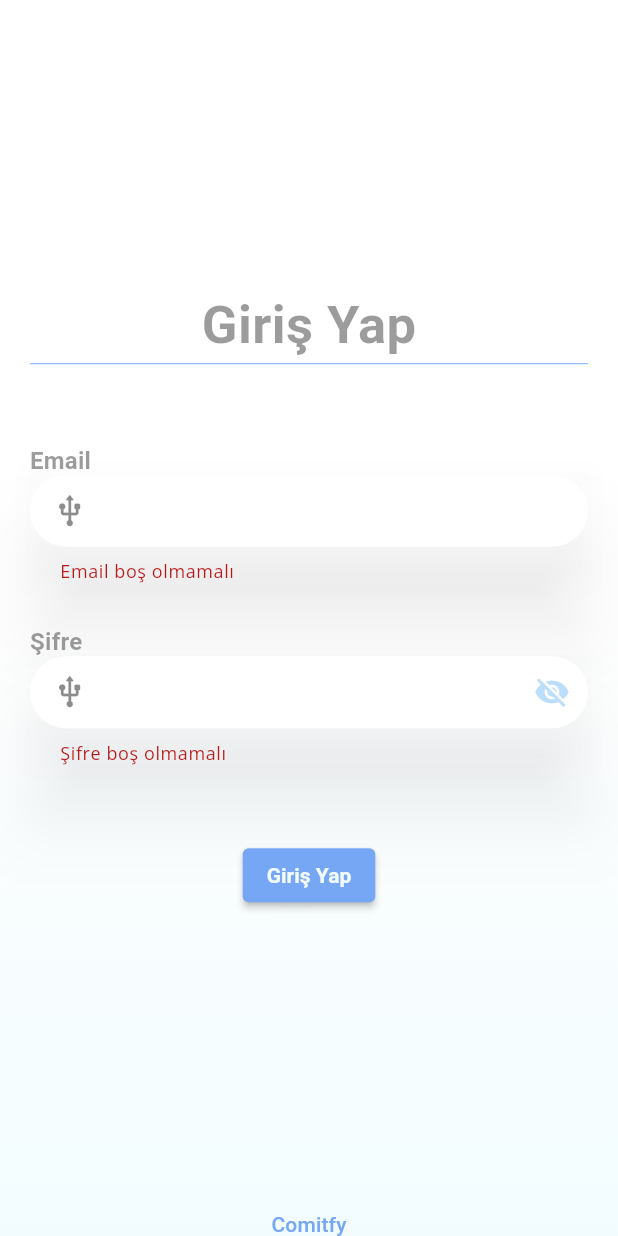
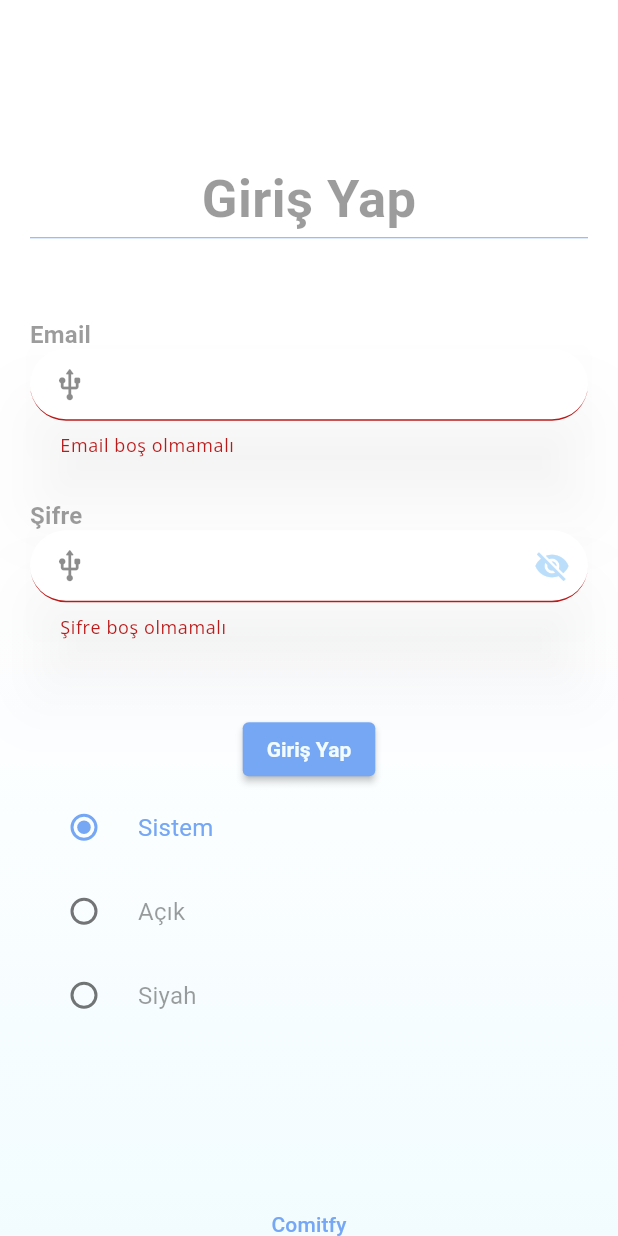
Before and after one commit to furkanyalcindag/comitfy-fuarQR-mobile, a Flutter app: the screen it shows after launch, after a tap on "Giriş Yap", on a phone screen of 412 x 824 dp. Run offline on Flutter 3.47's test engine with Material 2 defaults, Android fonts, the phone set to English and light mode, and no system bars; our stand-ins replace fluttertoast, get, google_fonts, shared_preferences; missing offline and left inert: http_interceptor, qr_code_scanner; generated files the repository leaves out were written again.

```diff
--- a/lib/core/l10n/app_en.arb
+++ b/lib/core/l10n/app_en.arb
@@ -12,5 +12,7 @@
   "name": "Name/Surname: ",
   "companyName": "Company: ",
   "telNo": "TelNo: ",
-  "canBeScrolled": "Can be scrolled"
+  "canBeScrolled": "Can be scrolled",
+  "errorDataNotCorrect": "Doğru veri değil",
+  "noPermission": "Please allow camera from app settings"
 }
--- a/lib/core/l10n/app_tr.arb
+++ b/lib/core/l10n/app_tr.arb
@@ -12,5 +12,7 @@
   "name": "İsim/Soyisim: ",
   "companyName": "Firma: ",
   "telNo": "TelNo: ",
-  "canBeScrolled": "Aşağı kaydırılabilir"
+  "canBeScrolled": "Aşağı kaydırılabilir",
+  "errorDataNotCorrect": "Data not correct",
+  "noPermission": "Lütfen kamera iznini uygulama ayarından veriniz"
 }
--- a/lib/core/services/article/article_manager.dart
+++ b/lib/core/services/article/article_manager.dart
@@ -3,7 +3,7 @@ import 'dart:convert';
 import 'package:http/http.dart';
 
 class ArticleService {
-  static Future<Map<String, dynamic>> fetchArticleByID(
+  static Future<Map<String, dynamic>?> fetchArticleByID(
       {required String path, required String uuid}) async {
     // late List<Article> list;
     print(path);
@@ -21,7 +21,7 @@ class ArticleService {
       data = json.decode(utf8.decode(response.bodyBytes));
       return data;
     } else {
-      throw Exception(response.statusCode);
+      return null;
     }
   }
 }
--- a/lib/core/utility/constants.dart
+++ b/lib/core/utility/constants.dart
@@ -2,6 +2,7 @@ import 'package:flutter/material.dart';
 import 'package:fuar_qr/core/utility/themes.dart';
 
 const Color primary = Color(0xFF76a7f4);
+const Color errorColor = Colors.red;
 //Color(0xFF79d3be);Color(0xFF76a7f4);
 const Color lightBlack = Color(0xFFAEAEAD);
 
--- a/lib/view/auth/login_page.dart
+++ b/lib/view/auth/login_page.dart
@@ -167,7 +167,7 @@ class _LoginPageState extends State<LoginPage> with CacheManager {
                           if (value!.isEmpty == true) {
                             return AppLocalizations.of(context)!.errorPassEmpty;
                           }
-                          if (value.length < 6) {
+                          if (value.length < 8) {
                             return AppLocalizations.of(context)!
                                 .errorPassLength;
                           }
@@ -194,6 +194,7 @@ class _LoginPageState extends State<LoginPage> with CacheManager {
                                     Text(AppLocalizations.of(context)!.loading),
                               ),
                             ),
+                      ThemeChoice(),
                     ],
                   ),
                 ),
--- a/lib/view/componentbuilders/textfield_builder.dart
+++ b/lib/view/componentbuilders/textfield_builder.dart
@@ -22,7 +22,7 @@ Widget buildTextField({
         Material(
           elevation: 20,
           color: Colors.transparent,
-          shadowColor: Colors.black.withOpacity(0.3),
+          shadowColor: Colors.black.withOpacity(0.2),
           child: TextFormField(
             obscureText: isPassword ? !showPassword : false,
             enableSuggestions: isPassword ? false : true,
@@ -32,7 +32,10 @@ Widget buildTextField({
             controller: controller,
             style: Theme.of(context).textTheme.subtitle1!,
             decoration: InputDecoration(
-              border: InputBorder.none,
+              border: UnderlineInputBorder(
+                borderSide: BorderSide(),
+                borderRadius: BorderRadius.circular(100),
+              ),
               hintText: hintText,
               filled: true,
               fillColor: Theme.of(context).primaryColor,
@@ -43,7 +46,7 @@ Widget buildTextField({
                 child: Icon(Icons.usb_rounded),
               ),
               suffixIcon: suffixIcon,
-              enabledBorder: OutlineInputBorder(
+              /* enabledBorder: OutlineInputBorder(
                 borderSide: BorderSide.none,
                 borderRadius: BorderRadius.circular(100),
               ),
@@ -62,7 +65,7 @@ Widget buildTextField({
               focusedErrorBorder: OutlineInputBorder(
                 borderSide: BorderSide.none,
                 borderRadius: BorderRadius.circular(100),
-              ),
+              ), */
             ),
           ),
         ),
```
Also changed, not shown: lib/view/home/home.dart (+73 -12 lines).
